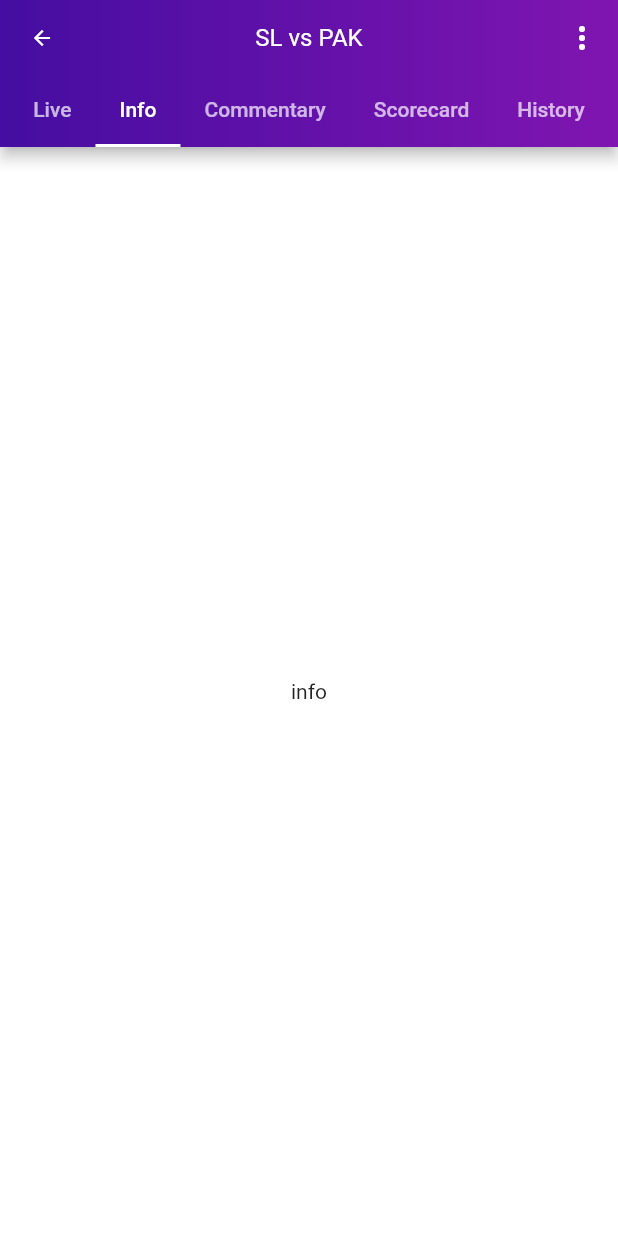
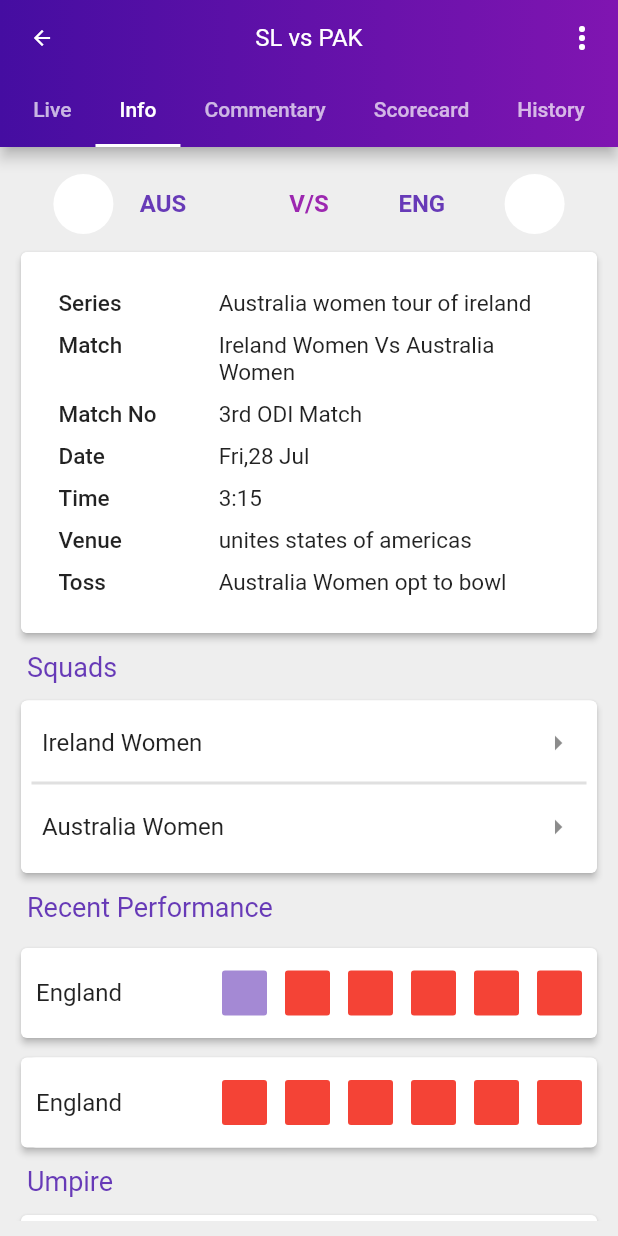
Before and after one commit to vk20020505/cricket, a Flutter app: the screen it shows after launch, tab 2 chosen, on a phone screen of 412 x 824 dp. Run offline on Flutter 3.47's test engine with Material 2 defaults, Android fonts, the phone set to English and light mode, and no system bars; our stand-ins replace marquee.

Commit message:
match details info

```diff
--- a/lib/screens/commentry.dart
+++ b/lib/screens/commentry.dart
@@ -0,0 +1,170 @@
+import 'package:flutter/material.dart';
+
+class commentary extends StatefulWidget {
+  const commentary({super.key});
+
+  @override
+  State<commentary> createState() => _commentaryState();
+}
+
+class _commentaryState extends State<commentary> {
+  List<Map<dynamic, dynamic>> scores = [
+    {'ball': '5.1', 'run': '0', 'player': 'mitchell marsh to ben duckett'},
+    {'ball': '5.2', 'run': '0', 'player': 'mitchell marsh to ben duckett'},
+    {'ball': '5.3', 'run': '0', 'player': 'mitchell marsh to ben duckett'},
+    {'ball': '5.4', 'run': '0', 'player': 'mitchell marsh to ben duckett'},
+    {'ball': '5.5', 'run': '0', 'player': 'mitchell marsh to ben duckett'},
+    {'ball': '5.6', 'run': '0', 'player': 'mitchell marsh to ben duckett'},
+  ];
+  List<Map<dynamic, dynamic>> items3 = [
+    {'title': 'Umpire', 'content': 'Jeol Wilson, kumar Dharmasena'},
+    {'title': '3rd Umpire', 'content': 'Nitin Menon'},
+    {'title': 'Referee', 'content': 'Ranjan Madugalle'},
+  ];
+
+  List<DataRow> _createRows() {
+    return scores
+        .map((score) => DataRow(cells: [
+      DataCell(Text(
+        score['ball'],
+        style: const TextStyle(fontSize: 17),
+      )),
+      DataCell(Card(
+        shape: RoundedRectangleBorder(
+            borderRadius: BorderRadius.circular(40)),
+        elevation: 0.5,
+        child: CircleAvatar(
+          // child:
+          //     Text(score['run'], style: const TextStyle(fontSize: 17)),
+          backgroundColor: Colors.grey.shade200,
+          child:
+          Text(score['run'], style: const TextStyle(fontSize: 17)),
+        ),
+      )),
+      DataCell(
+          Text(score['player'], style: const TextStyle(fontSize: 17)))
+    ]))
+        .toList();
+  }
+
+  List<TableRow> _rows(List param) {
+    return param
+        .map((item) => TableRow(children: [
+      Padding(
+        padding: const EdgeInsets.all(5),
+        child: TableCell(
+            child: Text(
+              item['title'],
+              style: const TextStyle(fontSize: 17),
+            )),
+      ),
+      Padding(
+        padding: const EdgeInsets.all(5),
+        child: TableCell(
+            child: Text(
+              item['content'],
+              style: const TextStyle(fontSize: 17),
+            )),
+      ),
+    ]))
+        .toList();
+  }
+
+  @override
+  Widget build(BuildContext context) {
+    return Container(
+      width: MediaQuery.sizeOf(context).width,
+      height: MediaQuery.sizeOf(context).height,
+      padding: const EdgeInsets.symmetric(horizontal: 10, vertical: 10),
+      child: ListView(
+        children: [
+          Column(
+            children: [
+              Card(
+                child: Container(
+                  // height: 130,
+                  padding: const EdgeInsets.all(10),
+                  decoration: const BoxDecoration(
+
+                    // borderRadius: BorderRadius.circular(15),
+                      color: Colors.white),
+                  child: Column(
+                    crossAxisAlignment: CrossAxisAlignment.start,
+                    children: [
+                      const Text("End of 24th over"),
+                      const Divider(
+                        thickness: 2,
+                      ),
+                      Container(
+                        padding: const EdgeInsets.all(5),
+                        decoration: BoxDecoration(
+                            borderRadius: BorderRadius.circular(10),
+                            color: Colors.white),
+                        child: Table(
+                          // border: TableBorder.all(width: 2),
+                          columnWidths: const {
+                            0: FlexColumnWidth(0.7),
+                            1: FlexColumnWidth(1.7)
+                          },
+                          children: [
+                            TableRow(children: [
+                              TableCell(
+                                  verticalAlignment: TableCellVerticalAlignment.middle,
+                                  child: Container(height: 80,
+                                    width: 20,
+                                    decoration: BoxDecoration(borderRadius: BorderRadius.circular(10),color: Colors.red),
+                                    child: Column(
+                                        mainAxisAlignment: MainAxisAlignment.center,
+                                        children: [Text("129-1",style: TextStyle(fontSize: 20),),Text("ENG")]),
+                                  )),
+                              Table(
+                                // border: TableBorder.all(width: 2),
+                                columnWidths: const {
+                                  0: FlexColumnWidth(1.4),
+                                  1: FlexColumnWidth(1.5)
+                                },
+                                children: _rows(items3),
+                              )
+                            ])
+                          ],
+                        ),
+                      ),
+                    ],
+                  ),
+                ),
+              ),
+              Container(
+                padding: const EdgeInsets.all(10),
+                // decoration: BoxDecoration(borderRadius: BorderRadius.circular(10),color: Colors.white),
+                child: DataTable(
+                  // border: TableBorder.all(width: 2),
+                    horizontalMargin: 7,
+                    // decoration: BoxDecoration(borderRadius: BorderRadius.circular(10)),
+                    columnSpacing: 5,
+                    dividerThickness: 2,
+                    columns: const <DataColumn>[
+                      DataColumn(
+                          label: Text(
+                            'Ball',
+                            style: TextStyle(fontSize: 10),
+                          )),
+                      DataColumn(
+                          label: Text(
+                            'Run',
+                            style: TextStyle(fontSize: 10),
+                          )),
+                      DataColumn(
+                          label: Text(
+                            'Details',
+                            style: TextStyle(fontSize: 10),
+                          )),
+                    ],
+                    rows: _createRows()),
+              )
+            ],
+          )
+        ],
+      ),
+    );
+  }
+}
--- /dev/null
+++ b/lib/screens/info.dart
@@ -0,0 +1,429 @@
+import 'package:flutter/material.dart';
+
+class info extends StatefulWidget {
+  const info({super.key});
+
+  @override
+  State<info> createState() => _infoState();
+}
+
+class _infoState extends State<info> {
+  List<Map<dynamic, dynamic>> items = [
+    {'title': 'Series', 'content': 'Australia women tour of ireland'},
+    {'title': 'Match', 'content': 'Ireland Women Vs Australia Women'},
+    {'title': 'Match No', 'content': '3rd ODI Match'},
+    {'title': 'Date', 'content': 'Fri,28 Jul'},
+    {'title': 'Time', 'content': '3:15'},
+    {'title': 'Venue', 'content': 'unites states of americas'},
+    {'title': 'Toss', 'content': 'Australia Women opt to bowl'},
+  ];
+
+  List<Map<dynamic, dynamic>> items2 = [
+    {'title': 'Stadium', 'content': 'Kenning Oval, london England'},
+    {'title': 'City', 'content': 'London'},
+    {'title': 'Capacity', 'content': '23500'},
+
+  ];
+
+  List<Map<dynamic, dynamic>> items3 = [
+    {'title': 'Umpire', 'content': 'Jeol Wilson, kumar Dharmasena'},
+    {'title': '3rd Umpire', 'content': 'Nitin Menon'},
+    {'title': 'Referee', 'content': 'Ranjan Madugalle'},
+
+  ];
+
+  List<TableRow> _rows(List param) {
+    return param
+        .map((item) => TableRow(children: [
+      Padding(
+        padding: const EdgeInsets.all(5),
+        child: TableCell(
+            child: Text(
+              item['title'],
+              style: const TextStyle(fontSize: 15,fontWeight: FontWeight.w500),
+            )),
+      ),
+      Padding(
+        padding: const EdgeInsets.all(5),
+        child: TableCell(
+            child: Text(
+              item['content'],
+              style: const TextStyle(fontSize: 15),
+            )),
+      ),
+    ]))
+        .toList();
+  }
+
+
+
+  @override
+  Widget build(BuildContext context) {
+    return Scaffold(
+      body: Container(
+        height: MediaQuery.sizeOf(context).height,
+        width: MediaQuery.sizeOf(context).width,
+        padding: const EdgeInsets.all(10),
+        color: Colors.grey.shade200,
+        child: ListView
+          (
+          physics: BouncingScrollPhysics(),
+            children: [
+          Container(
+            child: Padding(
+              padding: const EdgeInsets.all(8.0),
+              child: Row(
+                children: [
+                  Expanded(
+                    child: Column(
+                      mainAxisAlignment: MainAxisAlignment
+                          .center,
+                      children: [
+                        CircleAvatar(
+                          backgroundColor:Colors.white,
+                          radius: 20,
+                        ),
+                      ],
+                    ),
+                  ),
+                  Expanded(
+                    child: Container(
+                      child: Column(
+                        mainAxisAlignment: MainAxisAlignment
+                            .center,
+                        crossAxisAlignment: CrossAxisAlignment
+                            .start,
+                        children:
+                        [
+                          Text('AUS', style: TextStyle(
+                              color: Colors.deepPurple,
+                              fontWeight: FontWeight.bold,
+                              fontSize: 16),),
+                        ],
+                      ),
+                    ),
+                  ),
+                  Expanded(
+                    child: Column(
+                      crossAxisAlignment: CrossAxisAlignment
+                          .center,
+                      mainAxisAlignment: MainAxisAlignment
+                          .center,
+                      children: [
+                        Text(
+                          'V/S',
+                          style: TextStyle(
+                              color: Colors.purple,
+                              fontSize: 16,
+                              fontWeight: FontWeight.bold
+                          ),
+                        ),
+                      ],
+                    ),
+                  ),
+                  Expanded(
+                    child: Container(
+                      child: Column(
+                        mainAxisAlignment: MainAxisAlignment
+                            .center,
+                        children: [
+                          Text('ENG', style: TextStyle(
+                              color: Colors.deepPurple,
+                              fontWeight: FontWeight.bold,
+                              fontSize: 16),),
+                        ],
+                      ),
+                    ),
+                  ),
+                  Expanded(
+                    child:
+                    Column(
+                      mainAxisAlignment: MainAxisAlignment
+                          .center,
+                      children: [
+                        CircleAvatar(
+                          radius: 20,
+                          backgroundColor:Colors.white,
+                        ),
+                      ],
+                    ),
+                  ),
+                ],
+              ),
+            ),
+          ),
+          Card(
+            elevation: 2,
+            child: Container(
+
+              decoration: BoxDecoration(
+                  borderRadius: BorderRadius.circular(5), color: Colors.white),
+              padding: const EdgeInsets.all(20),
+              child: Table(
+                columnWidths: const {
+                  0: FlexColumnWidth(0.9),
+                  1: FlexColumnWidth(2)
+                },
+                children: _rows(items),
+              ),
+            ),
+          ),
+
+          Padding(
+            padding: const EdgeInsets.all(8.0),
+            child: const Text(
+              "Squads",
+              style: TextStyle(fontSize: 18, color: Colors.deepPurple),
+            ),
+          ),
+
+          Card(
+            elevation: 2,
+            child: Container(
+              height: 115,
+              padding: const EdgeInsets.symmetric(horizontal: 7),
+              decoration: BoxDecoration(
+                  borderRadius: BorderRadius.circular(5), color: Colors.white),
+              child:  Column(children: [
+                ListTile(
+                  onTap: (){},
+                  contentPadding: const EdgeInsets.symmetric(horizontal: 7),
+                  title: const Text(
+                    "Ireland Women",
+                    style: TextStyle( fontSize: 16),
+                  ),
+                  trailing: const Icon(
+                    Icons.arrow_right,
+                  ),
+                ),
+                const Divider(
+                  thickness: 2,
+                  height: 0,
+                ),
+                ListTile(
+                  onTap: (){},
+                  contentPadding: const EdgeInsets.symmetric(horizontal: 7),
+                  title: const Text(
+                    "Australia Women",
+                    style: TextStyle( fontSize: 16),
+                  ),
+                  trailing: const Icon(
+                    Icons.arrow_right,
+                  ),
+                ),
+              ]),
+            ),
+          ),
+          Padding(
+            padding: const EdgeInsets.all(8.0),
+            child: const Text(
+              "Recent Performance",
+              style: TextStyle(fontSize: 18, color: Colors.deepPurple),
+            ),
+          ),
+
+          const SizedBox(
+            height: 5,
+          ),
+
+          Card(
+            elevation: 2,
+            child: Container(
+              height: 60,
+              padding: const EdgeInsets.all(10),
+              decoration: BoxDecoration(
+                  borderRadius: BorderRadius.circular(10), color: Colors.white),
+              child: Row(
+                mainAxisAlignment: MainAxisAlignment.spaceBetween,
+                children: [
+                  const Text(
+                    "England",
+                    style: TextStyle(
+                      fontSize: 16,
+                    ),
+                  ),
+                  SizedBox(
+                    width: 240,
+                    height: 40,
+                    child: Row(
+                      mainAxisAlignment: MainAxisAlignment.spaceBetween,
+                      children: [
+                        Container(
+                          height: 30,
+                          width: 30,
+                          decoration: BoxDecoration(
+                              borderRadius: BorderRadius.circular(2),
+                              color: Colors.deepPurple.withOpacity(0.6)),
+                        ),
+                        Container(
+                          height: 30,
+                          width: 30,
+                          decoration: BoxDecoration(
+                              borderRadius: BorderRadius.circular(2),
+                              color: Colors.red),
+                        ),
+                        Container(
+                          height: 30,
+                          width: 30,
+                          decoration: BoxDecoration(
+                              borderRadius: BorderRadius.circular(2),
+                              color: Colors.red),
+                        ),
+                        Container(
+                          height: 30,
+                          width: 30,
+                          decoration: BoxDecoration(
+                              borderRadius: BorderRadius.circular(2),
+                              color: Colors.red),
+                        ),
+                        Container(
+                          height: 30,
+                          width: 30,
+                          decoration: BoxDecoration(
+                              borderRadius: BorderRadius.circular(2),
+                              color: Colors.red),
+                        ),
+                        Container(
+                          height: 30,
+                          width: 30,
+                          decoration: BoxDecoration(
+                              borderRadius: BorderRadius.circular(2),
+                              color: Colors.red),
+                        )
+                      ],
+                    ),
+                  )
+                ],
+              ),
+            ),
+          ),
+          const SizedBox(
+            height: 5,
+          ),
+
+          Card(
+            elevation: 2,
+            child: Container(
+              height: 60,
+              padding: const EdgeInsets.all(10),
+              decoration: BoxDecoration(
+                  borderRadius: BorderRadius.circular(10), color: Colors.white),
+              child: Row(
+                mainAxisAlignment: MainAxisAlignment.spaceBetween,
+                children: [
+                  const Text(
+                    "England",
+                    style: TextStyle(
+                      fontSize: 16,
+                    ),
+                  ),
+                  SizedBox(
+                    width: 240,
+                    height: 40,
+                    child: Row(
+                      mainAxisAlignment: MainAxisAlignment.spaceBetween,
+                      children: [
+                        Container(
+                          height: 30,
+                          width: 30,
+                          decoration: BoxDecoration(
+                              borderRadius: BorderRadius.circular(2),
+                              color: Colors.red),
+                        ),
+                        Container(
+                          height: 30,
+                          width: 30,
+                          decoration: BoxDecoration(
+                              borderRadius: BorderRadius.circular(2),
+                              color: Colors.red),
+                        ),
+                        Container(
+                          height: 30,
+                          width: 30,
+                          decoration: BoxDecoration(
+                              borderRadius: BorderRadius.circular(2),
+                              color: Colors.red),
+                        ),
+                        Container(
+                          height: 30,
+                          width: 30,
+                          decoration: BoxDecoration(
+                              borderRadius: BorderRadius.circular(2),
+                              color: Colors.red),
+                        ),
+                        Container(
+                          height: 30,
+                          width: 30,
+                          decoration: BoxDecoration(
+                              borderRadius: BorderRadius.circular(2),
+                              color: Colors.red),
+                        ),
+                        Container(
+                          height: 30,
+                          width: 30,
+                          decoration: BoxDecoration(
+                              borderRadius: BorderRadius.circular(2),
+                              color: Colors.red),
+                        )
+                      ],
+                    ),
+                  )
+                ],
+              ),
+            ),
+          ),
+
+          Padding(
+            padding: const EdgeInsets.all(8.0),
+            child: const Text(
+              "Umpire",
+              style: TextStyle(fontSize: 18, color: Colors.deepPurple),
+            ),
+          ),
+
+          Card(
+            elevation: 2,
+            child: Container(
+
+              padding: const EdgeInsets.all(10),
+              decoration: BoxDecoration(
+                  borderRadius: BorderRadius.circular(10), color: Colors.white),
+
+              child: Table(
+                columnWidths: const {
+                  0: FlexColumnWidth(0.4),
+                  1: FlexColumnWidth(2)
+                },
+
+                children: [TableRow(children: [Table(
+                  columnWidths: const {
+                    0: FlexColumnWidth(1.4),
+                    1: FlexColumnWidth(2)
+                  },
+
+                  children: _rows(items3),)])],),
+            ),
+          ),
+          Padding(
+            padding: const EdgeInsets.all(8.0),
+            child: const Text(
+              "Venue Guide",
+              style: TextStyle(fontSize: 18, color: Colors.deepPurple),
+            ),
+          ),
+
+          Card(
+            elevation: 2,
+            child: Padding(
+              padding: const EdgeInsets.all(8.0),
+              child: Table(
+                children: _rows(items2),
+
+              ),
+            ),
+          ),
+        ]),
+      ),
+    );
+  }
+}
--- a/lib/screens/screen1.dart
+++ b/lib/screens/screen1.dart
@@ -2,7 +2,9 @@ import 'package:cricket/screens/live.dart';
 import 'package:cricket/screens/scorecard.dart';
 import 'package:flutter/material.dart';
 
+import 'commentry.dart';
 import 'history.dart';
+import 'info.dart';
 class Home extends StatefulWidget {
   const Home({super.key});
 
@@ -74,12 +76,8 @@ class _HomeState extends State<Home> {
         ),
         body:  TabBarView(children: [
          live(),
-          const Center(
-            child: Text("info"),
-          ),
-          const Center(
-            child: Text("Commentary"),
-          ),
+          info(),
+          commentary(),
           Scorecard(),
           history(),
         ]),
```
